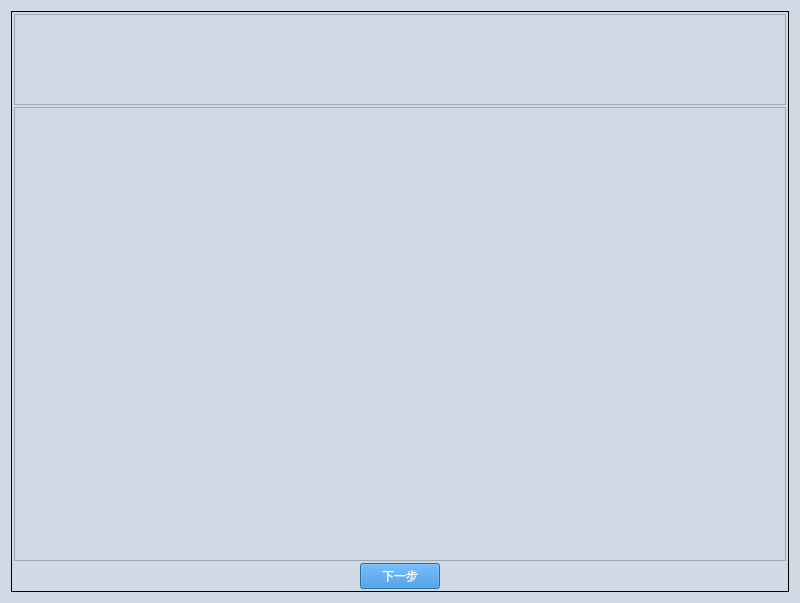
Old version of the form ui/PIC_TEXT.ui in the repository gaoxingyu-hub/HUA54testframework.
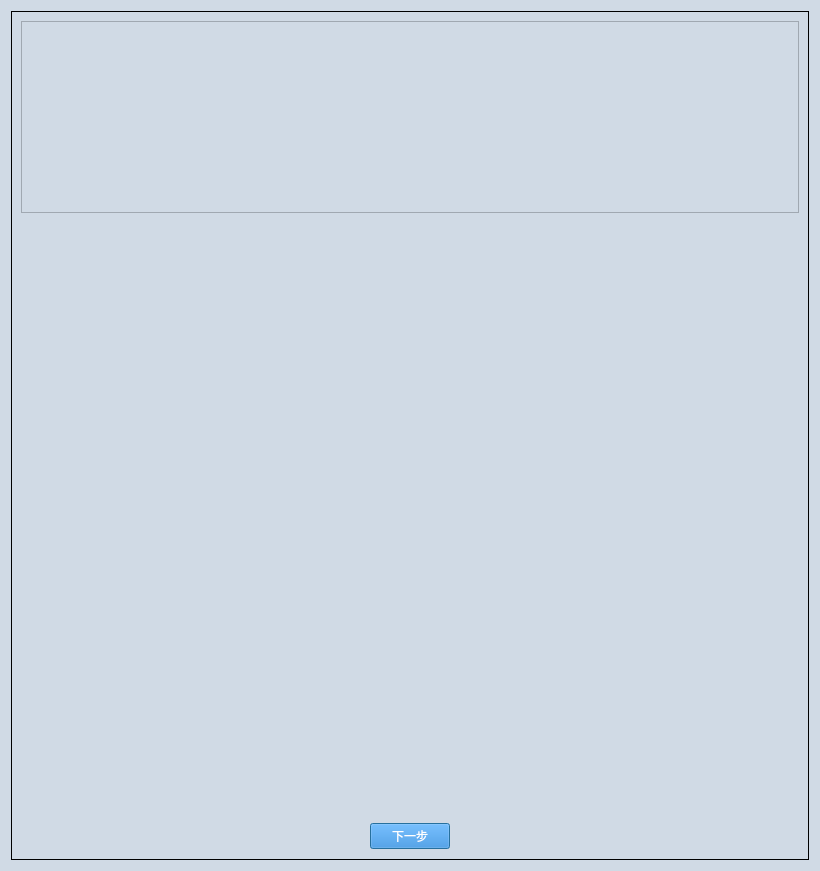
New version of the form.

The edit to the form file:
```diff
--- a/ui/PIC_TEXT.ui
+++ b/ui/PIC_TEXT.ui
@@ -6,8 +6,8 @@
    <rect>
     <x>0</x>
     <y>0</y>
-    <width>800</width>
-    <height>603</height>
+    <width>820</width>
+    <height>871</height>
    </rect>
   </property>
   <property name="font">
@@ -71,72 +71,79 @@
       <string/>
      </property>
      <layout class="QGridLayout" name="gridLayout_3">
-      <property name="leftMargin">
-       <number>2</number>
-      </property>
-      <property name="topMargin">
-       <number>2</number>
-      </property>
-      <property name="rightMargin">
-       <number>2</number>
-      </property>
-      <property name="bottomMargin">
-       <number>2</number>
-      </property>
-      <property name="spacing">
-       <number>2</number>
-      </property>
-      <item row="0" column="0">
-       <layout class="QVBoxLayout" name="verticalLayout" stretch="2,10,1">
-        <item>
-         <widget class="QTextBrowser" name="textBrowser_contents"/>
+      <item row="0" column="0">
+       <layout class="QGridLayout" name="gridLayout" rowstretch="6,1" columnstretch="10">
+        <property name="verticalSpacing">
+         <number>6</number>
+        </property>
+        <item row="0" column="0">
+         <widget class="QTextBrowser" name="textBrowser_contents">
+          <property name="sizePolicy">
+           <sizepolicy hsizetype="Preferred" vsizetype="Fixed">
+            <horstretch>1</horstretch>
+            <verstretch>10</verstretch>
+           </sizepolicy>
+          </property>
+          <property name="sizeAdjustPolicy">
+           <enum>QAbstractScrollArea::AdjustIgnored</enum>
+          </property>
+         </widget>
         </item>
-        <item>
-         <widget class="QGraphicsView" name="graphicsView">
+        <item row="1" column="0">
+         <widget class="QLabel" name="label_img">
           <property name="sizePolicy">
            <sizepolicy hsizetype="Preferred" vsizetype="Preferred">
-            <horstretch>0</horstretch>
-            <verstretch>0</verstretch>
+            <horstretch>100</horstretch>
+            <verstretch>100</verstretch>
            </sizepolicy>
           </property>
+          <property name="text">
+           <string/>
+          </property>
          </widget>
         </item>
+       </layout>
+      </item>
+      <item row="1" column="0">
+       <layout class="QHBoxLayout" name="horizontalLayout">
         <item>
-         <layout class="QGridLayout" name="gridLayout">
-          <item row="0" column="2">
            <spacer name="horizontalSpacer_2">
             <property name="orientation">
              <enum>Qt::Horizontal</enum>
             </property>
             <property name="sizeHint" stdset="0">
              <size>
-              <width>40</width>
-              <height>20</height>
+            <width>338</width>
+            <height>28</height>
              </size>
             </property>
            </spacer>
           </item>
-          <item row="0" column="0">
-           <spacer name="horizontalSpacer">
-            <property name="orientation">
-             <enum>Qt::Horizontal</enum>
-            </property>
-            <property name="sizeHint" stdset="0">
-             <size>
-              <width>40</width>
-              <height>20</height>
-             </size>
-            </property>
-           </spacer>
-          </item>
-          <item row="0" column="1">
+        <item>
            <widget class="QPushButton" name="pushButton_next">
+          <property name="sizePolicy">
+           <sizepolicy hsizetype="Fixed" vsizetype="Fixed">
+            <horstretch>0</horstretch>
+            <verstretch>0</verstretch>
+           </sizepolicy>
+          </property>
             <property name="text">
              <string>下一步</string>
             </property>
            </widget>
           </item>
-         </layout>
+        <item>
+         <spacer name="horizontalSpacer">
+          <property name="orientation">
+           <enum>Qt::Horizontal</enum>
+          </property>
+          <property name="sizeHint" stdset="0">
+           <size>
+            <width>328</width>
+            <height>28</height>
+           </size>
+          </property>
+         </spacer>
         </item>
        </layout>
       </item>
```
Lines whose indentation alone changed are shown as unchanged.
